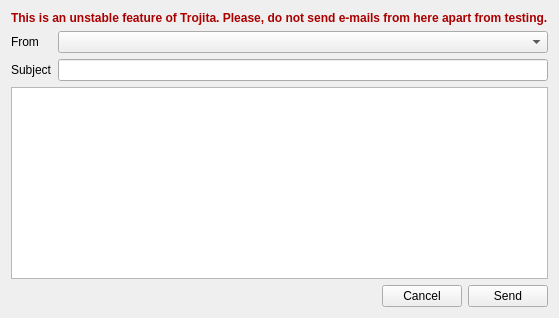
Qt form src/Gui/ComposeWidget.ui (jktjkt/trojita) before a commit.
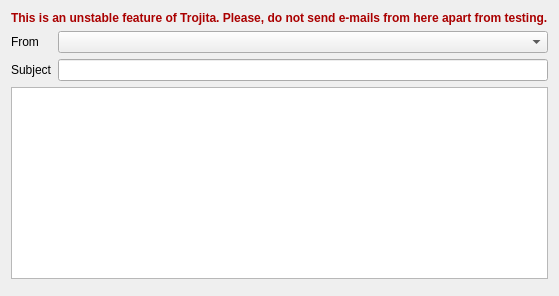
The same form after that commit.

Commit message: Use QDialogButtonBox to respect platform settings  instead of hard-coded button order

What changed in the file:
```diff
--- a/src/Gui/ComposeWidget.ui
+++ b/src/Gui/ComposeWidget.ui
@@ -99,38 +99,9 @@
    <item row="7" column="0" colspan="2">
     <layout class="QHBoxLayout" name="horizontalLayout">
      <item>
-      <spacer name="horizontalSpacer">
-       <property name="orientation">
-        <enum>Qt::Horizontal</enum>
-       </property>
-       <property name="sizeHint" stdset="0">
-        <size>
-         <width>40</width>
-         <height>20</height>
-        </size>
-       </property>
-      </spacer>
-     </item>
-     <item>
-      <widget class="QPushButton" name="cancelButton">
-       <property name="text">
-        <string>Cancel</string>
-       </property>
-      </widget>
-     </item>
-     <item>
-      <widget class="QPushButton" name="sendButton">
-       <property name="sizePolicy">
-        <sizepolicy hsizetype="Minimum" vsizetype="Fixed">
-         <horstretch>0</horstretch>
-         <verstretch>0</verstretch>
-        </sizepolicy>
-       </property>
-       <property name="layoutDirection">
-        <enum>Qt::RightToLeft</enum>
-       </property>
-       <property name="text">
-        <string>Send</string>
+      <widget class="QDialogButtonBox" name="buttonBox">
+       <property name="standardButtons">
+        <set>QDialogButtonBox::NoButton</set>
        </property>
       </widget>
      </item>
```
Left out of the diff: 11 changed lines with no effect on the pictures. The commit also changes 2 other files.
